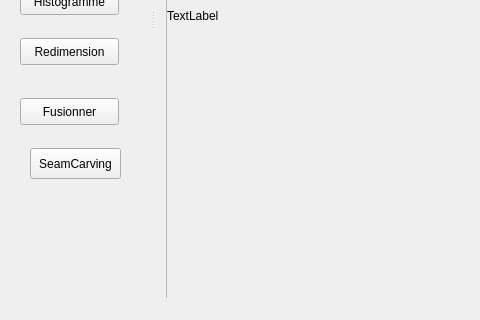
Qt form MainWindow.ui (SkyHeaven/GMN) before a commit; both pictures show x 0 to 480 and y 280 to 600 of the 800 by 600 pixel window.
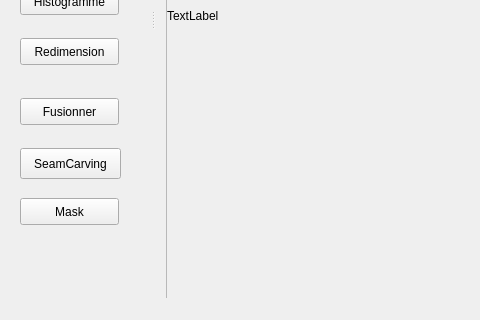
The same form after that commit.

Commit message: ajout d'un dialog pour creer un masque

```diff
--- a/MainWindow.ui
+++ b/MainWindow.ui
@@ -236,9 +236,9 @@
     <widget class="QPushButton" name="SeamCarving">
      <property name="geometry">
       <rect>
-       <x>30</x>
+       <x>20</x>
        <y>390</y>
-       <width>91</width>
+       <width>101</width>
        <height>31</height>
       </rect>
      </property>
@@ -246,6 +246,19 @@
       <string>SeamCarving</string>
      </property>
     </widget>
+    <widget class="QPushButton" name="Mask">
+     <property name="geometry">
+      <rect>
+       <x>20</x>
+       <y>440</y>
+       <width>99</width>
+       <height>27</height>
+      </rect>
+     </property>
+     <property name="text">
+      <string>Mask</string>
+     </property>
+    </widget>
    </widget>
   </widget>
   <widget class="QDockWidget" name="Option">
```
Left out of the diff: 2 changed lines with no effect on the pictures. The commit also changes 7 other files.
